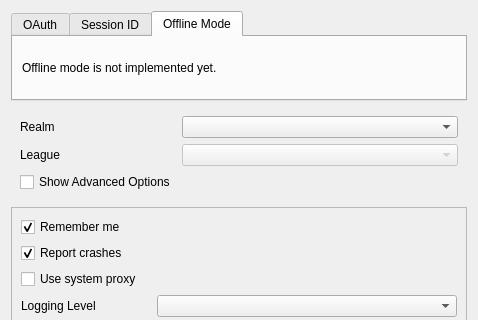
First picture: the form in forms/logindialog.ui, repository gerwaric/acquisition, before the edit; both pictures show x 0 to 478 and y 0 to 320 of the 478 by 462 pixel window.
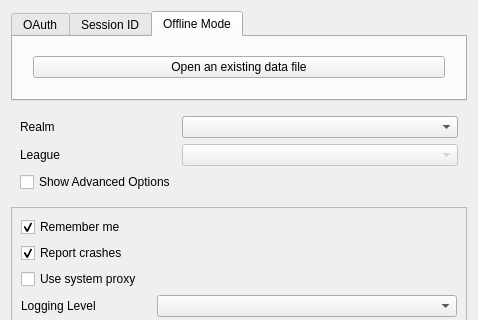
Second picture: the form after the edit. The open tabs and pages were chosen to show the change.

Commit message: Add placeholder for offline mode button

Diff of the .ui file:
```diff
--- a/forms/logindialog.ui
+++ b/forms/logindialog.ui
@@ -106,10 +106,19 @@
        <string>Offline Mode</string>
       </attribute>
       <layout class="QVBoxLayout" name="verticalLayout_3">
+       <property name="leftMargin">
+        <number>20</number>
+       </property>
+       <property name="topMargin">
+        <number>7</number>
+       </property>
+       <property name="rightMargin">
+        <number>20</number>
+       </property>
        <item>
-        <widget class="QLabel" name="label">
+        <widget class="QPushButton" name="offlineButton">
          <property name="text">
-          <string>Offline mode is not implemented yet.</string>
+          <string>Open an existing data file</string>
          </property>
         </widget>
        </item>
```
Left out of the diff: 14 changed lines with no effect on the pictures. The commit also changes 2 other files.
